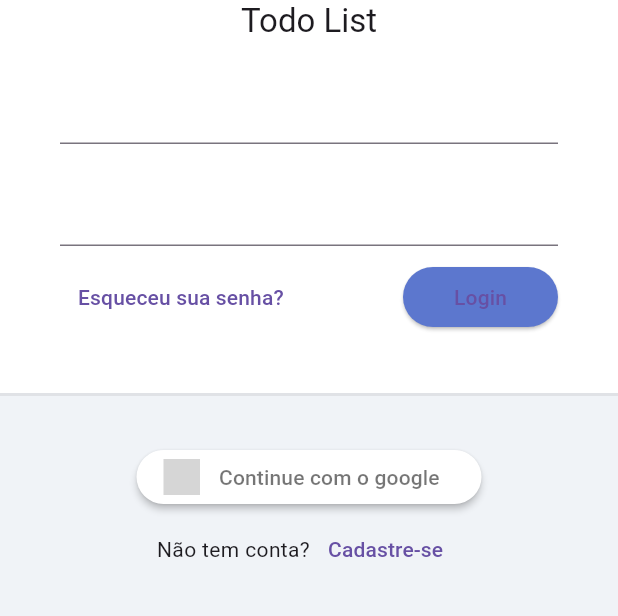
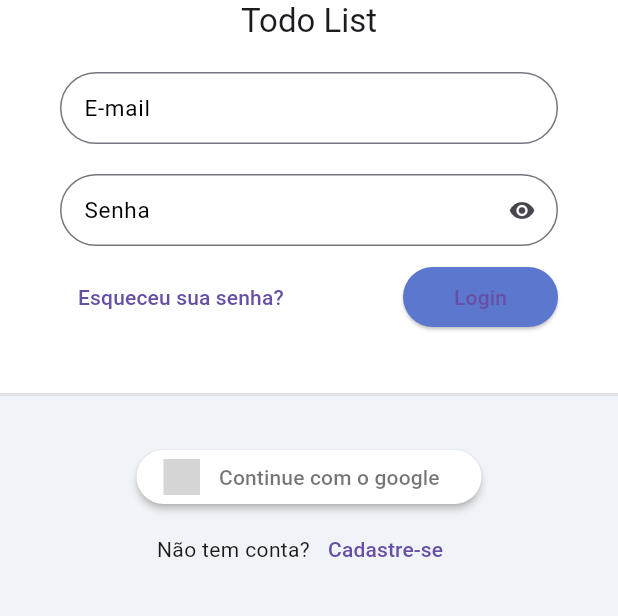
Before and after one commit to soapmactavish23/todo_list_provider, a Flutter app: the screen it shows after launch, on a phone screen of 412 x 824 dp, the part 315-931 px from its top. Run offline on Flutter 3.47's test engine with Material 3 defaults, Android fonts, the phone set to English and light mode, and no system bars; our stand-ins replace flutter_signin_button, google_fonts, sqflite, sqflite_common, synchronized; accounts and stored records are empty; Roboto replaces fonts that are missing (Mandali); grey boxes are pictures that could not be loaded.

Commit message:
Customizando o TextFormField

```diff
--- /dev/null
+++ b/lib/app/core/widgets/todo_list_field.dart
@@ -0,0 +1,63 @@
+import 'package:flutter/material.dart';
+
+class TodoListField extends StatelessWidget {
+  final String label;
+  final IconButton? suffixIcon;
+  final bool obscureText;
+  final ValueNotifier<bool> obscureTextVN;
+  final TextEditingController? controller;
+  final FormFieldValidator<String>? validator;
+
+  TodoListField({
+    super.key,
+    required this.label,
+    this.obscureText = false,
+    this.suffixIcon,
+    this.controller,
+    this.validator,
+  })  : assert(obscureText == true ? suffixIcon == null : true,
+            'obscureText não pode ser enviado junto com suffixIcon'),
+        obscureTextVN = ValueNotifier(obscureText);
+
+  @override
+  Widget build(BuildContext context) {
+    return ValueListenableBuilder<bool>(
+      valueListenable: obscureTextVN,
+      builder: (_, obscureTextValue, child) {
+        return TextFormField(
+          controller: controller,
+          validator: validator,
+          decoration: InputDecoration(
+            labelText: label,
+            labelStyle: const TextStyle(
+              fontSize: 15,
+              color: Colors.black,
+            ),
+            isDense: true,
+            border: OutlineInputBorder(
+              borderRadius: BorderRadius.circular(30),
+            ),
+            errorBorder: OutlineInputBorder(
+              borderRadius: BorderRadius.circular(30),
+              borderSide: const BorderSide(
+                color: Colors.red,
+              ),
+            ),
+            suffixIcon: suffixIcon ??
+                (obscureText == true
+                    ? IconButton(
+                        icon: Icon(!obscureTextValue
+                            ? Icons.visibility_off
+                            : Icons.visibility),
+                        onPressed: () {
+                          obscureTextVN.value = !obscureTextValue;
+                        },
+                      )
+                    : null),
+          ),
+          obscureText: obscureTextValue,
+        );
+      },
+    );
+  }
+}
--- a/lib/app/modules/auth/login/login_page.dart
+++ b/lib/app/modules/auth/login/login_page.dart
@@ -1,6 +1,7 @@
 import 'package:flutter/material.dart';
 import 'package:flutter_signin_button/button_list.dart';
 import 'package:flutter_signin_button/button_view.dart';
+import 'package:todo_list_provider/app/core/widgets/todo_list_field.dart';
 import 'package:todo_list_provider/app/core/widgets/todo_list_logo.dart';
 
 class LoginPage extends StatelessWidget {
@@ -34,11 +35,14 @@ class LoginPage extends StatelessWidget {
                       child: Form(
                         child: Column(
                           children: [
-                            TextFormField(),
+                            TodoListField(label: 'E-mail'),
                             const SizedBox(
                               height: 20,
                             ),
-                            TextFormField(),
+                            TodoListField(
+                              label: 'Senha',
+                              obscureText: true,
+                            ),
                             const SizedBox(
                               height: 10,
                             ),
```
